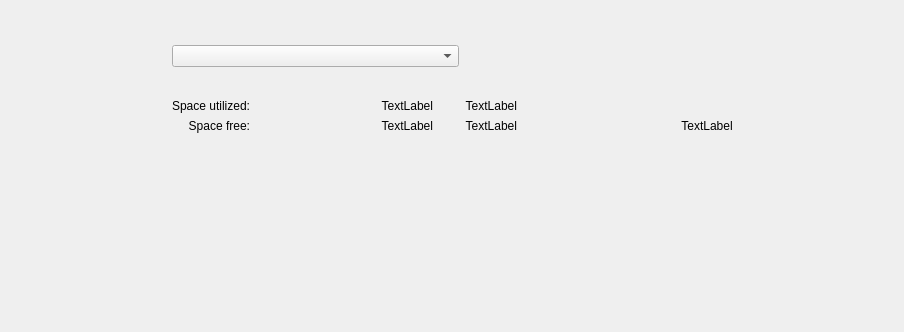
This is Under Construction/Activity Monitor.app/Resources/activity_monitor/ui/tab_disk_usage.ui in helloSystem/Utilities as Qt 5 draws it before an edit. The edited form follows.
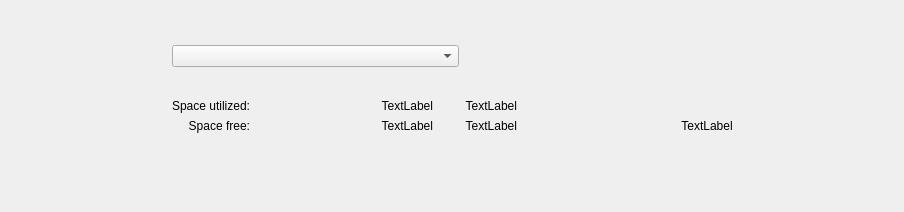
This is the edited form. Custom widgets are drawn as their Qt base class.

Commit message: Convert System Memory to .ui file

Patch:
```diff
--- a/Under Construction/Activity Monitor.app/Resources/activity_monitor/ui/tab_disk_usage.ui
+++ b/Under Construction/Activity Monitor.app/Resources/activity_monitor/ui/tab_disk_usage.ui
@@ -7,7 +7,7 @@
                 <x>0</x>
                 <y>0</y>
                 <width>904</width>
-                <height>332</height>
+                <height>212</height>
             </rect>
         </property>
         <property name="windowTitle">
```
The commit also changes 4 other files.
